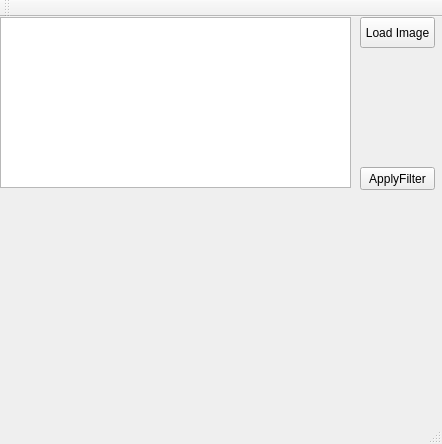
Old version of the form mainwindow.ui in the repository Mogikan/CVlabs.
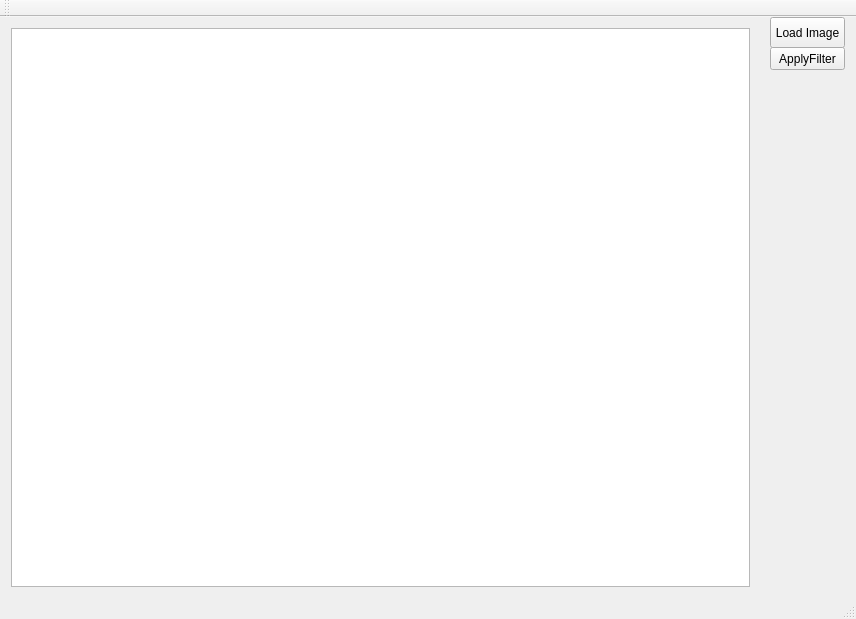
New version of the form.

Patch:
```diff
--- a/mainwindow.ui
+++ b/mainwindow.ui
@@ -6,28 +6,18 @@
    <rect>
     <x>0</x>
     <y>0</y>
-    <width>442</width>
-    <height>444</height>
+    <width>856</width>
+    <height>619</height>
    </rect>
   </property>
   <property name="windowTitle">
    <string>MainWindow</string>
   </property>
   <widget class="QWidget" name="centralWidget">
-   <widget class="QGraphicsView" name="graphicsView">
-    <property name="geometry">
-     <rect>
-      <x>0</x>
-      <y>0</y>
-      <width>351</width>
-      <height>171</height>
-     </rect>
-    </property>
-   </widget>
    <widget class="QPushButton" name="pushButton">
     <property name="geometry">
      <rect>
-      <x>360</x>
+      <x>770</x>
       <y>0</y>
       <width>75</width>
       <height>31</height>
@@ -40,8 +30,8 @@
    <widget class="QPushButton" name="pushButton_2">
     <property name="geometry">
      <rect>
-      <x>360</x>
-      <y>150</y>
+      <x>770</x>
+      <y>30</y>
       <width>75</width>
       <height>23</height>
      </rect>
@@ -50,6 +40,21 @@
      <string>ApplyFilter</string>
     </property>
    </widget>
+   <widget class="QWidget" name="gridLayoutWidget">
+    <property name="geometry">
+     <rect>
+      <x>0</x>
+      <y>0</y>
+      <width>761</width>
+      <height>581</height>
+     </rect>
+    </property>
+    <layout class="QGridLayout" name="gridLayout">
+     <item row="0" column="0">
+      <widget class="QGraphicsView" name="graphicsView"/>
+     </item>
+    </layout>
+   </widget>
   </widget>
   <widget class="QMenuBar" name="menuBar">
    <property name="geometry">
```
Left out of the diff: 2 changed lines with no effect on the pictures.
